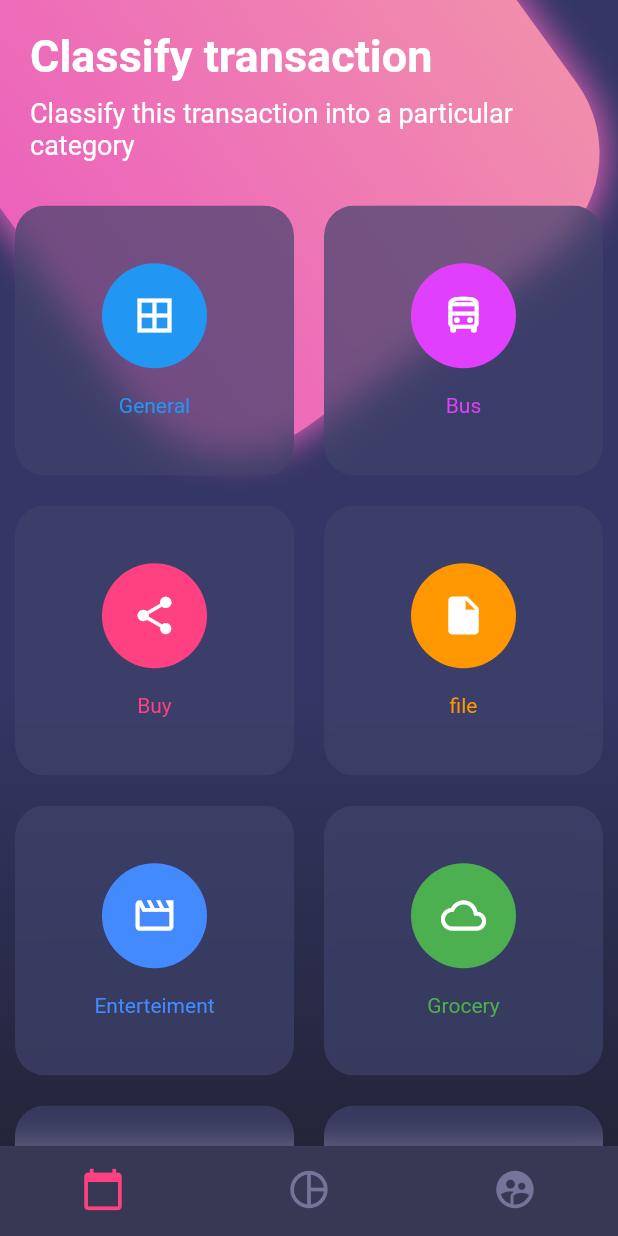
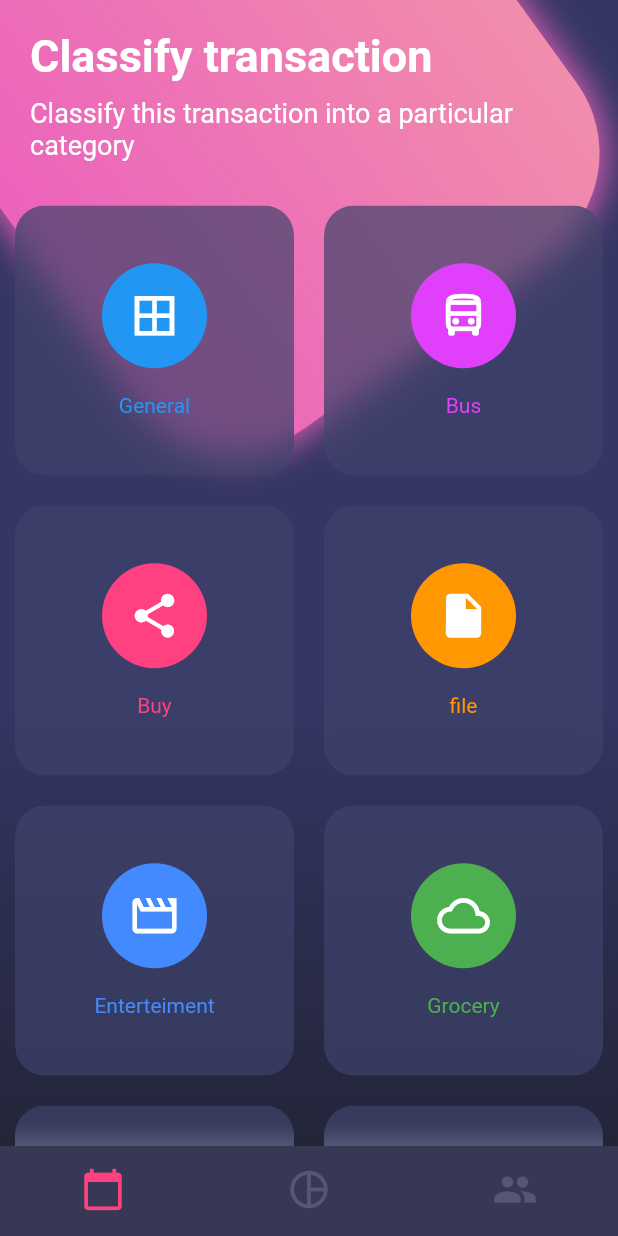
Before and after one commit to lmdelgallego/disenosFlutter, a Flutter app: the screen it shows after launch, on a phone screen of 412 x 824 dp. Run offline on Flutter 3.47's test engine with Material 2 defaults, Android fonts, the phone set to English and light mode, and no system bars.

Commit message:
AJustes de estilo

```diff
--- a/lib/src/pages/dashboard_page.dart
+++ b/lib/src/pages/dashboard_page.dart
@@ -34,27 +34,27 @@ class DashboardPage extends StatelessWidget {
     return BottomNavigationBar(
       backgroundColor: Color.fromRGBO(55, 57, 84, 1.0),
       selectedItemColor: Colors.pinkAccent,
-      unselectedItemColor: Color.fromRGBO(116, 117, 152, 1.0),
+      unselectedItemColor: Color.fromRGBO(116, 117, 152, 0.5),
       showSelectedLabels: false,
       showUnselectedLabels: false,
       iconSize: 30,
       items: [
         BottomNavigationBarItem(
-          label: '',
+          label: 'Calendar',
           icon: Icon(
             Icons.calendar_today,
           ),
         ),
         BottomNavigationBarItem(
-          label: '',
+          label: 'Graficas',
           icon: Icon(
             Icons.pie_chart_outline_outlined,
           ),
         ),
         BottomNavigationBarItem(
-          label: '',
+          label: 'Users',
           icon: Icon(
-            Icons.supervised_user_circle,
+            Icons.people,
           ),
         ),
       ],
@@ -194,7 +194,7 @@ class DashboardPage extends StatelessWidget {
             padding: EdgeInsets.all(30),
             decoration: BoxDecoration(
               color: Color.fromRGBO(62, 66, 106, 0.7),
-              borderRadius: BorderRadius.circular(20),
+              borderRadius: BorderRadius.circular(19),
             ),
             child: Column(
               mainAxisAlignment: MainAxisAlignment.spaceAround,
@@ -205,7 +205,7 @@ class DashboardPage extends StatelessWidget {
                   child: Icon(
                     icon,
                     color: Colors.white,
-                    size: 30,
+                    size: 35,
                   ),
                 ),
                 Text(
```
